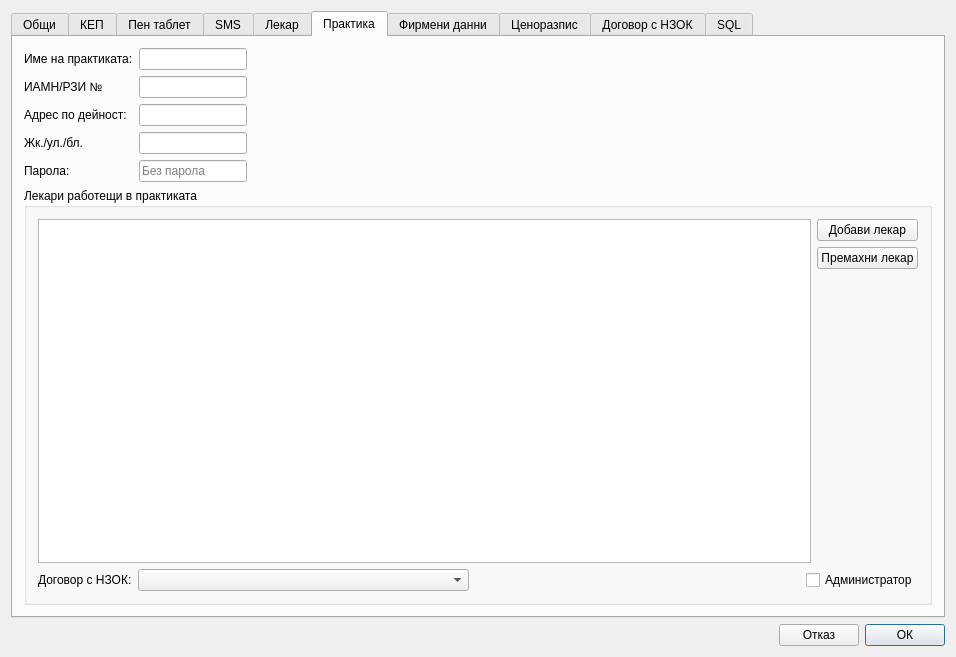
Before: the Qt Designer form src/View/Widgets/SettingsDialog.ui in thefinalcutbg/DinoDent, drawn with Qt 5.
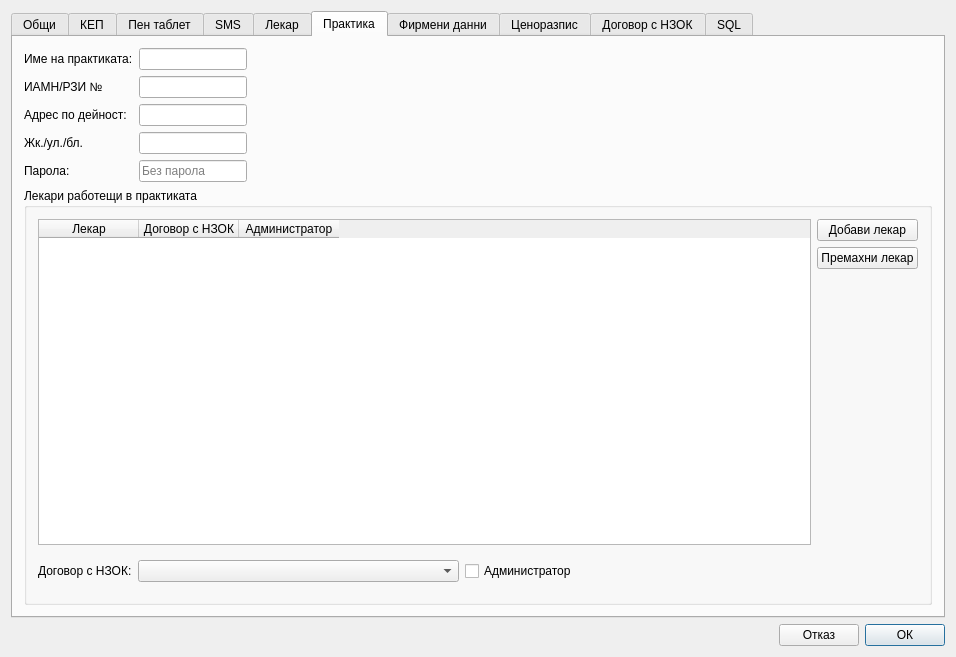
After: the same form once the commit is applied. The open tabs and pages were chosen to show the change. Custom widgets are drawn as their Qt base class.

Commit message: list morphed into table widget

```diff
--- a/src/View/Widgets/SettingsDialog.ui
+++ b/src/View/Widgets/SettingsDialog.ui
@@ -1301,7 +1301,7 @@
           <item>
            <layout class="QHBoxLayout" name="horizontalLayout_6">
             <item>
-             <widget class="QListWidget" name="doctorList">
+             <widget class="QTableWidget" name="doctorList">
               <property name="sizePolicy">
                <sizepolicy hsizetype="Expanding" vsizetype="Expanding">
                 <horstretch>0</horstretch>
@@ -1314,6 +1314,30 @@
                 <height>0</height>
                </size>
               </property>
+              <property name="selectionBehavior">
+               <enum>QAbstractItemView::SelectionBehavior::SelectRows</enum>
+              </property>
+              <attribute name="horizontalHeaderStretchLastSection">
+               <bool>false</bool>
+              </attribute>
+              <attribute name="verticalHeaderVisible">
+               <bool>false</bool>
+              </attribute>
+              <column>
+               <property name="text">
+                <string>Лекар</string>
+               </property>
+              </column>
+              <column>
+               <property name="text">
+                <string>Договор с НЗОК</string>
+               </property>
+              </column>
+              <column>
+               <property name="text">
+                <string>Администратор</string>
+               </property>
+              </column>
              </widget>
             </item>
             <item>
@@ -1389,19 +1413,6 @@
               </property>
              </widget>
             </item>
-            <item>
-             <spacer name="horizontalSpacer">
-              <property name="orientation">
-               <enum>Qt::Orientation::Horizontal</enum>
-              </property>
-              <property name="sizeHint" stdset="0">
-               <size>
-                <width>40</width>
-                <height>20</height>
-               </size>
-              </property>
-             </spacer>
-            </item>
             <item>
              <widget class="QCheckBox" name="adminCheck">
               <property name="sizePolicy">
@@ -1415,6 +1426,35 @@
               </property>
              </widget>
             </item>
+            <item>
+             <spacer name="verticalSpacer_8">
+              <property name="orientation">
+               <enum>Qt::Orientation::Vertical</enum>
+              </property>
+              <property name="sizeType">
+               <enum>QSizePolicy::Policy::Fixed</enum>
+              </property>
+              <property name="sizeHint" stdset="0">
+               <size>
+                <width>20</width>
+                <height>40</height>
+               </size>
+              </property>
+             </spacer>
+            </item>
+            <item>
+             <spacer name="horizontalSpacer">
+              <property name="orientation">
+               <enum>Qt::Orientation::Horizontal</enum>
+              </property>
+              <property name="sizeHint" stdset="0">
+               <size>
+                <width>40</width>
+                <height>20</height>
+               </size>
+              </property>
+             </spacer>
+            </item>
            </layout>
           </item>
          </layout>
```
Left out of the diff: 2 changed lines with no effect on the pictures. The commit also changes 2 other files.
